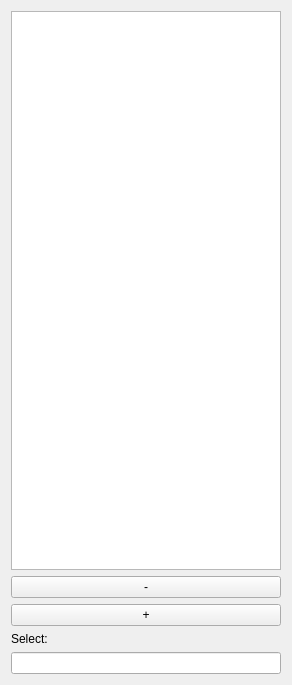
Before: the Qt Designer form licorne/UI/layerselector.ui in quantumsteve/Licorne-Py, drawn with Qt 5.
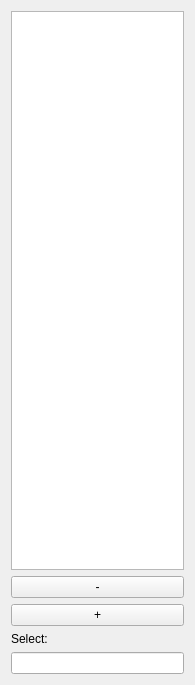
After: the same form once the commit is applied.

Commit message: Play with selections

Patch:
```diff
--- a/licorne/UI/layerselector.ui
+++ b/licorne/UI/layerselector.ui
@@ -6,7 +6,7 @@
    <rect>
     <x>0</x>
     <y>0</y>
-    <width>292</width>
+    <width>195</width>
     <height>685</height>
    </rect>
   </property>
```
Left out of the diff: 30 changed lines with no effect on the pictures. The commit also changes 2 other files.
